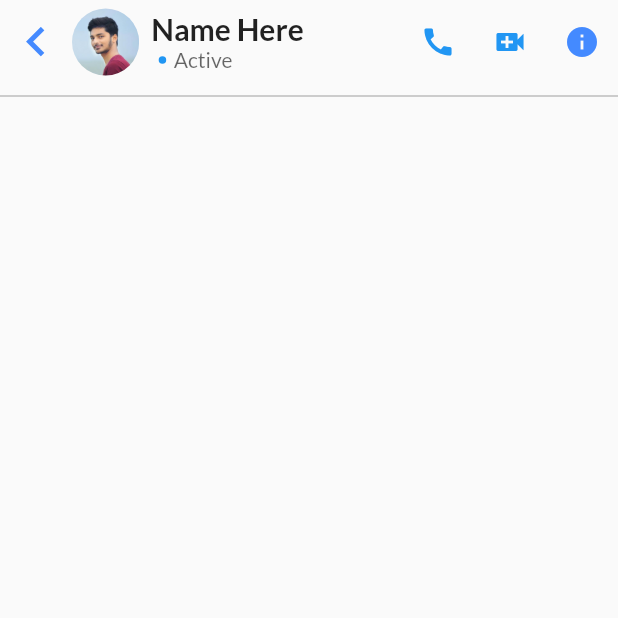
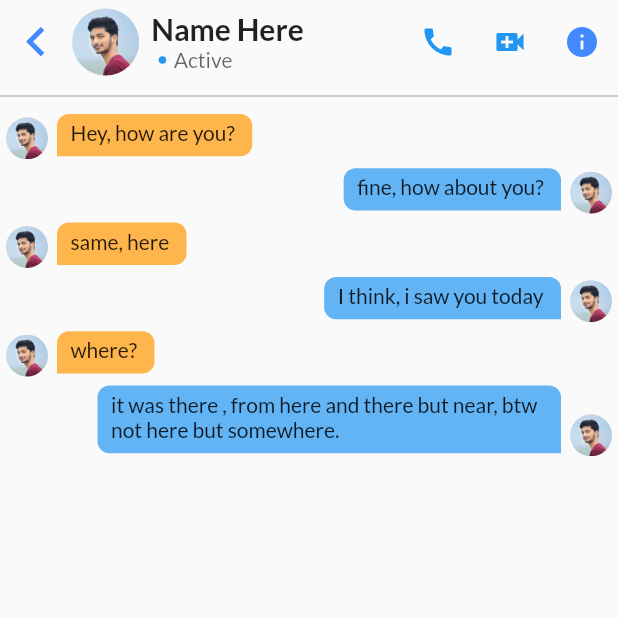
Before and after one commit to yeasin50/Flutter-Video-Calling-App, a Flutter app: the screen it shows after launch, on a phone screen of 412 x 824 dp, the top half of it. Run offline on Flutter 3.47's test engine with Material 2 defaults, Android fonts, the phone set to English and light mode, and no system bars; drawn by our look-alikes of easy_rich_text; our stand-ins replace google_fonts; missing offline and left inert: flutter_webrtc, sdp_transform.

Commit message:
chatBubble

```diff
--- a/lib/screens/chat_screen/body.dart
+++ b/lib/screens/chat_screen/body.dart
@@ -1,6 +1,8 @@
 import 'package:flutter/material.dart';
+import 'package:web_rtc/screens/chat_screen/message_list.dart';
 
 import 'components/header.dart';
+import 'components/row_message.dart';
 
 class ChatBody extends StatefulWidget {
   @override
@@ -11,11 +13,15 @@ class _ChatBodyState extends State<ChatBody> {
   @override
   Widget build(BuildContext context) {
     return Column(
+      crossAxisAlignment: CrossAxisAlignment.start,
       children: [
         ChatAppBar(),
         Divider(
           color: Colors.grey,
         ),
+
+        ///`messages`
+        MessageList(),
       ],
     );
   }
--- /dev/null
+++ b/lib/screens/chat_screen/components/round_text.dart
@@ -0,0 +1,51 @@
+import 'package:flutter/material.dart';
+import 'package:google_fonts/google_fonts.dart';
+
+class RoundTextContainer extends StatelessWidget {
+  final String text;
+  final double width;
+  final double height;
+  final bool isMe;
+  final style;
+
+  final Radius _cornerRadius = Radius.circular(8);
+
+  RoundTextContainer({
+    Key? key,
+    required this.text,
+    required this.width,
+    required this.height,
+    required this.isMe,
+    required this.style,
+  });
+
+  Widget build(BuildContext context) {
+    ///TODO:: set width = msgLength + padding
+    return Container(
+      width: width,
+      height: height,
+      padding: EdgeInsets.symmetric(horizontal: 5, vertical: 4),
+      margin: EdgeInsets.symmetric(horizontal: 2, vertical: 2),
+      child: Padding(
+        padding: const EdgeInsets.only(left: 4),
+        child: Text(
+          text,
+          // softWrap: false,
+          // overflow: TextOverflow.clip,
+          // maxLines: 1,
+          style: style ?? GoogleFonts.lato(),
+        ),
+      ),
+      decoration: BoxDecoration(
+        color:
+            isMe ? Colors.orange.withOpacity(.7) : Colors.blue.withOpacity(.7),
+        borderRadius: BorderRadius.only(
+          topLeft: _cornerRadius,
+          topRight: _cornerRadius,
+          bottomLeft: isMe ? Radius.zero : _cornerRadius,
+          bottomRight: isMe ? _cornerRadius : Radius.zero,
+        ),
+      ),
+    );
+  }
+}
--- /dev/null
+++ b/lib/screens/chat_screen/components/row_message.dart
@@ -0,0 +1,78 @@
+import 'package:flutter/material.dart';
+import 'package:google_fonts/google_fonts.dart';
+
+import 'round_text.dart';
+
+class RowMessage extends StatelessWidget {
+  final String photUrl;
+  final bool isMe;
+  final String msg;
+
+  RowMessage({
+    Key? key,
+    required this.msg,
+    required this.photUrl,
+    required this.isMe,
+  }) : super(key: key);
+
+  final _style = GoogleFonts.lato();
+
+  Size _textSize(var maxWidth) {
+    final TextPainter textPainter = TextPainter(
+        text: TextSpan(
+          text: msg,
+          style: _style,
+        ),
+        textDirection: TextDirection.ltr)
+      ..layout(minWidth: 0, maxWidth: maxWidth);
+    return textPainter.size;
+  }
+
+  @override
+  Widget build(BuildContext context) {
+    return LayoutBuilder(
+      builder: (context, constraints) {
+        return buildRow(constraints);
+      },
+    );
+  }
+
+  Widget buildRow(BoxConstraints constraints) {
+    return Padding(
+      padding: const EdgeInsets.symmetric(vertical: 2),
+      child: Row(
+        crossAxisAlignment: CrossAxisAlignment.end,
+        mainAxisSize: MainAxisSize.max,
+        mainAxisAlignment:
+            isMe ? MainAxisAlignment.start : MainAxisAlignment.end,
+        children: [
+          ///TODO:: control the logo if continuse chat
+          ///based on that use icon or hide
+          if (isMe) buildLogo(),
+          RoundTextContainer(
+            text: msg,
+            style: _style,
+            width: _textSize(constraints.maxWidth * .7).width +
+                constraints.maxWidth * .05,
+            height: _textSize(constraints.maxWidth * .7).height + kToolbarHeight* .2,
+            isMe: isMe,
+          ),
+          if (!isMe) buildLogo(),
+        ],
+      ),
+    );
+  }
+
+  Padding buildLogo() {
+    return Padding(
+      padding: const EdgeInsets.symmetric(horizontal: 4),
+      child: ClipOval(
+        child: Image.asset(
+          photUrl,
+          width: kToolbarHeight * .5,
+          fit: BoxFit.cover,
+        ),
+      ),
+    );
+  }
+}
--- /dev/null
+++ b/lib/screens/chat_screen/message_list.dart
@@ -0,0 +1,31 @@
+import 'package:flutter/material.dart';
+
+import 'components/row_message.dart';
+
+class MessageList extends StatelessWidget {
+  final String photUrl = "assets/images/yeasin.jpg";
+  final bool isMe = false;
+
+  ///TODO:: make a list of msg, then based on moduls assign
+  final List<String> _list = [
+    "Hey, how are you?",
+    "fine, how about you?",
+    "same, here",
+    "I think, i saw you today",
+    "where?",
+    "it was there , from here and there but near, btw not here but somewhere."
+  ];
+  @override
+  Widget build(BuildContext context) {
+    return Expanded(
+      child: ListView.builder(
+        itemCount: _list.length,
+        itemBuilder: (context, index) => RowMessage(
+          isMe: index % 2 == 0,
+          msg: _list[index],
+          photUrl: photUrl,
+        ),
+      ),
+    );
+  }
+}
```
